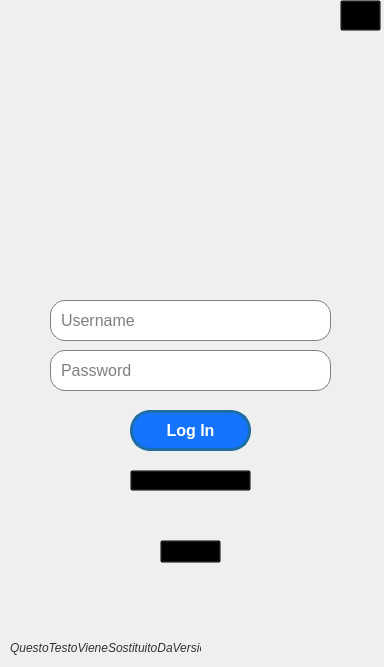
giovannic96/Real-time-collaborative-text-editor, file LoginTo/loginwindow.ui: the form before one commit.
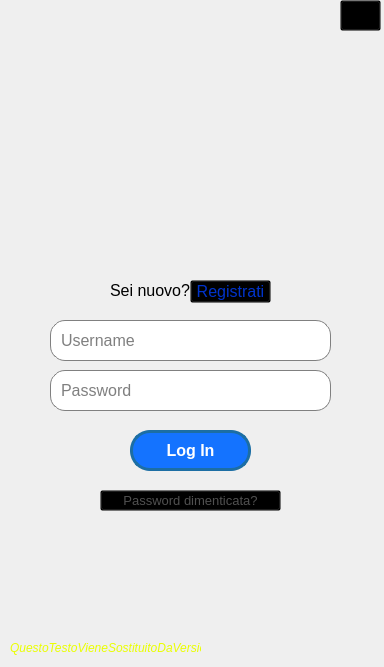
The form after the commit. Icons and pictures are not drawn.

What changed in the file:
```diff
--- a/LoginTo/loginwindow.ui
+++ b/LoginTo/loginwindow.ui
@@ -58,7 +58,7 @@
     <property name="geometry">
      <rect>
       <x>50</x>
-      <y>300</y>
+      <y>320</y>
       <width>281</width>
       <height>41</height>
      </rect>
@@ -83,7 +83,7 @@
     <property name="geometry">
      <rect>
       <x>50</x>
-      <y>350</y>
+      <y>370</y>
       <width>281</width>
       <height>41</height>
      </rect>
@@ -114,7 +114,7 @@
     <property name="geometry">
      <rect>
       <x>130</x>
-      <y>410</y>
+      <y>430</y>
       <width>121</width>
       <height>41</height>
      </rect>
@@ -127,12 +127,18 @@
      </font>
     </property>
     <property name="styleSheet">
-     <string notr="true">color: rgb(255, 255, 255); 
+     <string notr="true">#LoginButton{color: rgb(255, 255, 255); 
 background-color: rgb(20, 115, 255); 
 font-size: 16px; 
 border-radius: 20px; 
 border: 3px solid rgb(28, 110, 164);
-</string>
+}
+#LoginButton:hover{
+background-color: rgb(28, 110, 164);
+}
+#LoginButton:pressed{
+background-color: rgb(20, 78, 117);
+}</string>
     </property>
     <property name="text">
      <string>Log In</string>
@@ -153,7 +159,7 @@
      </font>
     </property>
     <property name="styleSheet">
-     <string notr="true">color: rgb(50,50,50)</string>
+     <string notr="true">color: #EAFF00;</string>
     </property>
     <property name="text">
      <string>QuestoTestoVieneSostituitoDaVersione</string>
@@ -162,37 +168,81 @@
    <widget class="QPushButton" name="ForgotPasswordButton">
     <property name="geometry">
      <rect>
-      <x>130</x>
-      <y>470</y>
-      <width>121</width>
+      <x>100</x>
+      <y>490</y>
+      <width>181</width>
       <height>21</height>
      </rect>
     </property>
+    <property name="font">
+     <font>
+      <pointsize>10</pointsize>
+     </font>
+    </property>
     <property name="styleSheet">
-     <string notr="true">background-color: Transparent;
+     <string notr="true">#ForgotPasswordButton {
+color: #505050;
+background-color: Transparent;
 background-repeat:no-repeat;
-</string>
+}
+
+#ForgotPasswordButton:hover {
+color: #505050;
+background-color: Transparent;
+background-repeat:no-repeat;
+text-decoration: underline;
+}</string>
     </property>
     <property name="text">
-     <string>  Forgot Password?</string>
+     <string>Password dimenticata?</string>
     </property>
    </widget>
-   <widget class="QPushButton" name="pushButton_2">
+   <widget class="QPushButton" name="SingUpButton">
     <property name="geometry">
      <rect>
-      <x>160</x>
-      <y>540</y>
-      <width>61</width>
+      <x>190</x>
+      <y>280</y>
+      <width>81</width>
       <height>23</height>
      </rect>
     </property>
+    <property name="font">
+     <font>
+      <pointsize>12</pointsize>
+     </font>
+    </property>
     <property name="styleSheet">
-     <string notr="true">background-color: Transparent;
+     <string notr="true">#SingUpButton {
+color: #0033CC;
+background-color: Transparent;
 background-repeat:no-repeat;
-</string>
+}
+
+#SingUpButton:hover {
+color: #0040FF;
+text-decoration: underline;
+}</string>
     </property>
     <property name="text">
-     <string> Sing Up</string>
+     <string>Registrati</string>
+    </property>
+   </widget>
+   <widget class="QLabel" name="label">
+    <property name="geometry">
+     <rect>
+      <x>110</x>
+      <y>280</y>
+      <width>91</width>
+      <height>21</height>
+     </rect>
+    </property>
+    <property name="font">
+     <font>
+      <pointsize>12</pointsize>
+     </font>
+    </property>
+    <property name="text">
+     <string>Sei nuovo?</string>
     </property>
    </widget>
   </widget>
```
